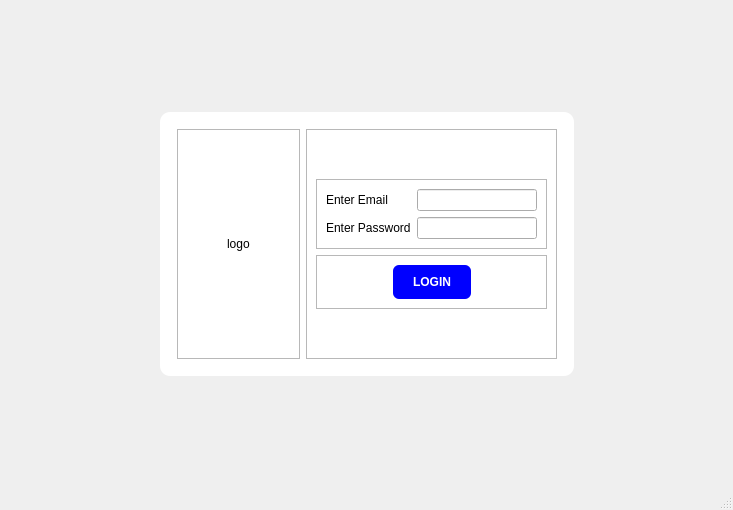
This is newLogin.ui in Jeffrey-Ragland/pyqt5IOCL as Qt 5 draws it before an edit. The edited form follows.
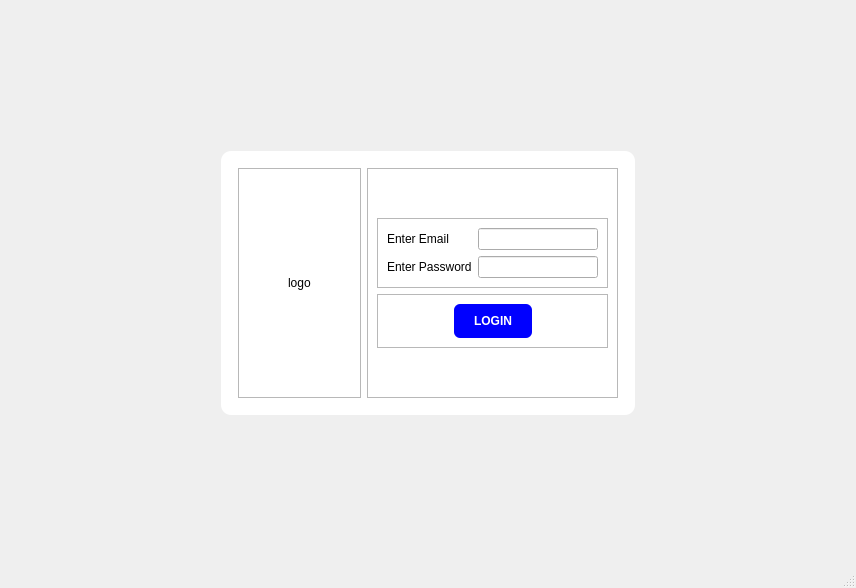
This is the edited form.

Commit message: mac comit 1

The edit to the form file:
```diff
--- a/newLogin.ui
+++ b/newLogin.ui
@@ -6,8 +6,8 @@
    <rect>
     <x>0</x>
     <y>0</y>
-    <width>733</width>
-    <height>510</height>
+    <width>856</width>
+    <height>588</height>
    </rect>
   </property>
   <property name="windowTitle">
```
Left out of the diff: 50 changed lines with no effect on the pictures. The commit also changes 2 other files.
